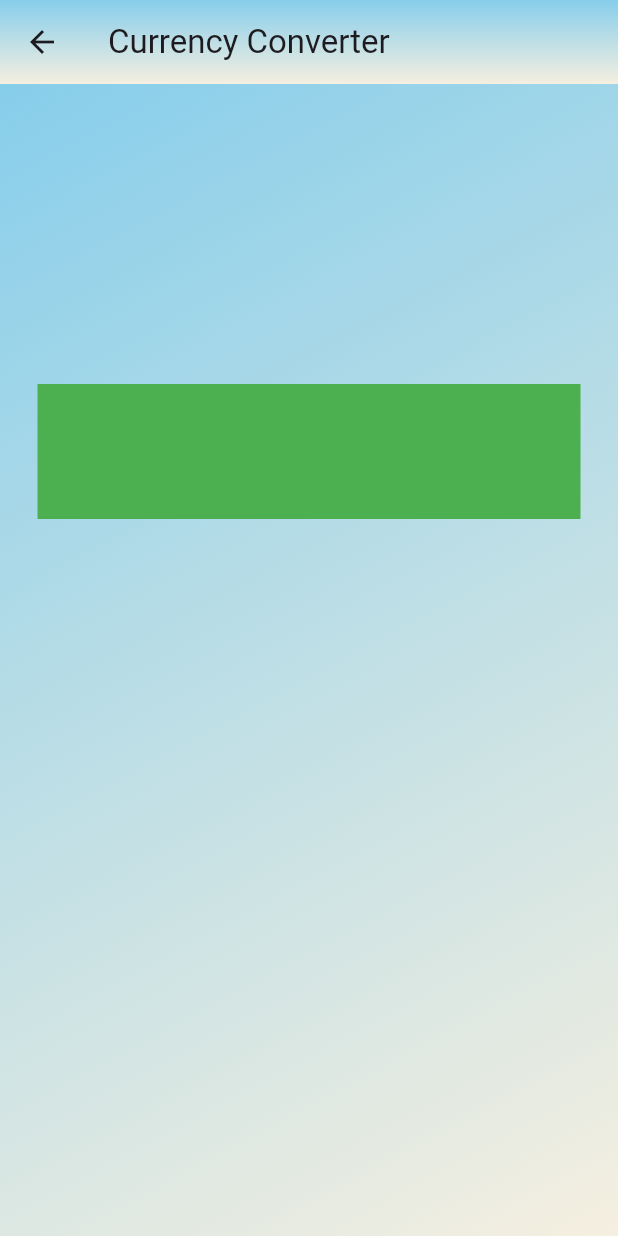
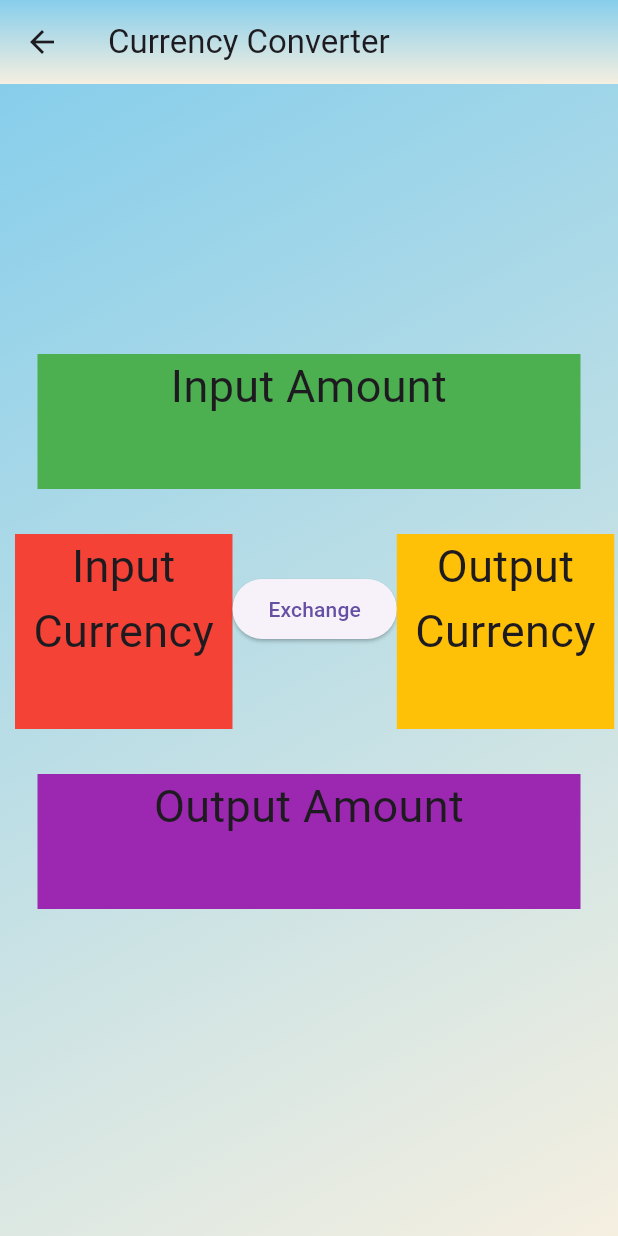
Before and after one commit to PranavSoneji-07/Currency-Converter, a Flutter app: the Converter screen opened directly, on a phone screen of 412 x 824 dp. Run offline on Flutter 3.47's test engine with Material 3 defaults, Android fonts, the phone set to English and light mode, and no system bars.

Commit message:
Made a layout of the UI

```diff
--- a/lib/converter.dart
+++ b/lib/converter.dart
@@ -26,6 +26,7 @@ class _Currency extends State<Converter> {
       body: Container(
         width: double.infinity,
         height: double.infinity,
+        padding: EdgeInsets.zero,
         decoration: BoxDecoration(
           gradient: LinearGradient(
             colors: [Color.fromRGBO(135, 206, 235, 1), Color.fromRGBO(245, 239, 224, 1)], // Gradient colors
@@ -39,10 +40,37 @@ class _Currency extends State<Converter> {
             Container(
               width: double.infinity,
               height: 90,
-              margin: EdgeInsets.only(left: 25, right: 25, top: 200),
+              margin: EdgeInsets.only(left: 25, right: 25, top: 180),
               color: Colors.green,
+              child: Text("Input Amount", style: TextStyle(fontSize: 30), textAlign: TextAlign.center,),
+            ),
 
-            )
+            Row(
+              children: [
+                Container(
+                  width: 145,
+                  height: 130,
+                  margin: EdgeInsets.only(left: 10, top: 30),
+                  color: Colors.red,
+                  child: Text("Input Currency", style: TextStyle(fontSize: 30), textAlign: TextAlign.center,),
+                ),
+                ElevatedButton.icon(onPressed: (){}, label: Text("Exchange")),
+                Container(
+                  width: 145,
+                  height: 130,
+                  margin: EdgeInsets.only(left: 0, top: 30),
+                  color: Colors.amber,
+                  child: Text("Output Currency", style: TextStyle(fontSize: 30), textAlign: TextAlign.center,),
+                ),
+              ],
+            ),
+            Container(
+              width: double.infinity,
+              height: 90,
+              margin: EdgeInsets.only(left: 25, right: 25, top: 30),
+              color: Colors.purple,
+              child: Text("Output Amount", style: TextStyle(fontSize: 30), textAlign: TextAlign.center,),
+            ),
           ],
         ),
       ),
```
Also changed, not shown: 1 other file.
